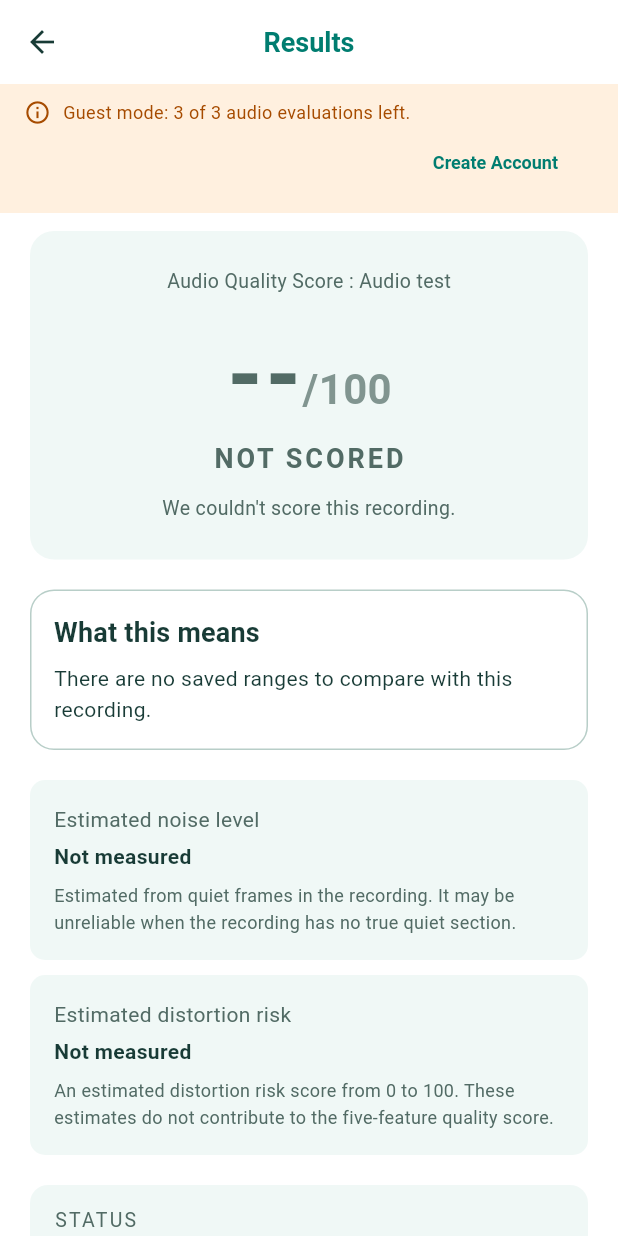
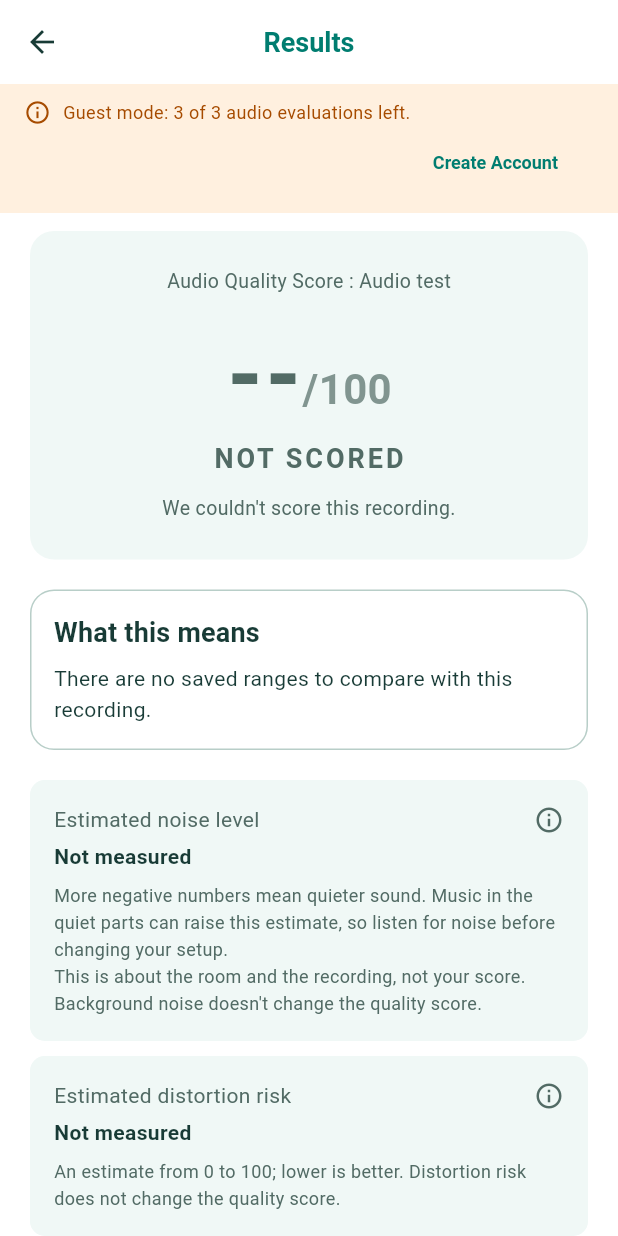
Before and after one commit to jbl2023-2879-91296-cpu/KaraOK, a Flutter app: the ResultsScreen screen opened directly, on a phone screen of 412 x 824 dp. Run offline on Flutter 3.47's test engine with Material 3 defaults, Android fonts, the phone set to English and light mode, and no system bars; our stand-ins replace country_picker, flutter_secure_storage, image_picker, just_audio, permission_handler; missing offline and left inert: file_selector, record; accounts and stored records are empty.

Commit message:
feat(reports): explain noise and distortion estimates

```diff
--- /dev/null
+++ b/frontend/lib/features/reports/domain/measurement_bands.dart
@@ -0,0 +1,18 @@
+/// Advisory bands only. Neither estimate changes the saved quality score.
+String noiseBand(num value) => value <= -60
+    ? 'Quiet background'
+    : value <= -45
+    ? 'Some background noise'
+    : 'Noisy background — you may hear hiss, hum or room noise';
+
+String distortionBand(num value) => value < 20
+    ? 'Low risk — no obvious crackling or clipping'
+    : value < 50
+    ? 'Some risk — listen for crackle at loud parts'
+    : 'High risk — the sound may be clipping. Try lowering the volume or microphone gain.';
+
+const noiseImplication =
+    "This is about the room and the recording, not your score. Background noise doesn't change the quality score.";
+
+const noiseCaution =
+    'More negative numbers mean quieter sound. Music in the quiet parts can raise this estimate, so listen for noise before changing your setup.';
--- a/frontend/lib/features/reports/presentation/widgets/report_measurements.dart
+++ b/frontend/lib/features/reports/presentation/widgets/report_measurements.dart
@@ -1,6 +1,8 @@
 import 'package:karaok_app/app/app_theme.dart';
 import 'package:flutter/material.dart';
 import 'package:karaok_app/features/reports/domain/report_values.dart';
+import 'package:karaok_app/features/reports/domain/measurement_bands.dart';
+import 'package:karaok_app/features/reports/presentation/widgets/measurement_guide.dart';
 
 /// Estimated noise level and distortion risk for the recording.
 class ReportMeasurements extends StatelessWidget {
@@ -20,23 +22,25 @@ class ReportMeasurements extends StatelessWidget {
     return Column(
       children: [
         _Measurement(
+          guideLabel: 'Noise level',
           label: 'Estimated noise level',
           value: noise == null
               ? 'Not measured'
               : '${noise.toStringAsFixed(2)} dBFS',
-          explanation:
-              'Estimated from quiet frames in the recording. '
-              'It may be unreliable when the recording has no true quiet section.',
+          band: noise == null ? null : noiseBand(noise),
+          explanation: '$noiseCaution\n$noiseImplication',
         ),
         const SizedBox(height: 10),
         _Measurement(
+          guideLabel: 'Distortion risk',
           label: 'Estimated distortion risk',
           value: distortion == null
               ? 'Not measured'
               : '${distortion.toStringAsFixed(2)} / 100',
+          band: distortion == null ? null : distortionBand(distortion),
           explanation:
-              'An estimated distortion risk score from 0 to 100. '
-              'These estimates do not contribute to the five-feature quality score.',
+              'An estimate from 0 to 100; lower is better. '
+              'Distortion risk does not change the quality score.',
         ),
       ],
     );
@@ -48,14 +52,29 @@ class _Measurement extends StatelessWidget {
     required this.label,
     required this.value,
     required this.explanation,
+    required this.guideLabel,
+    this.band,
   });
 
   final String label;
   final String value;
   final String explanation;
+  final String guideLabel;
+  final String? band;
 
   @override
-  Widget build(BuildContext context) => Container(
+  Widget build(BuildContext context) => Material(
+    color: AppColors.surface,
+    borderRadius: BorderRadius.circular(10),
+    clipBehavior: Clip.antiAlias,
+    child: InkWell(
+      onTap: () => MeasurementGuide.showEstimate(
+        context,
+        label: guideLabel,
+        value: value,
+        meaning: '${band ?? 'No estimate is available.'}\n\n$explanation',
+      ),
+      child: Container(
         width: double.infinity,
         padding: const EdgeInsets.all(16),
         decoration: BoxDecoration(
@@ -65,7 +84,21 @@ class _Measurement extends StatelessWidget {
         child: Column(
           crossAxisAlignment: CrossAxisAlignment.start,
           children: [
-        Text(label, style: const TextStyle(color: AppColors.muted)),
+            Row(
+              children: [
+                Expanded(
+                  child: Text(
+                    label,
+                    style: const TextStyle(color: AppColors.muted),
+                  ),
+                ),
+                const Icon(
+                  Icons.info_outline,
+                  size: 20,
+                  color: AppColors.muted,
+                ),
+              ],
+            ),
             const SizedBox(height: 4),
             Text(
               value,
@@ -75,11 +108,17 @@ class _Measurement extends StatelessWidget {
               ),
             ),
             const SizedBox(height: 6),
+            if (band != null) ...[
+              Text(band!, style: const TextStyle(color: AppColors.ink)),
+              const SizedBox(height: 6),
+            ],
             Text(
               explanation,
               style: const TextStyle(color: AppColors.muted, fontSize: 12),
             ),
           ],
         ),
+      ),
+    ),
   );
 }
```
Also changed, not shown: 2 other files. Lines whose indentation alone changed are shown as unchanged.
